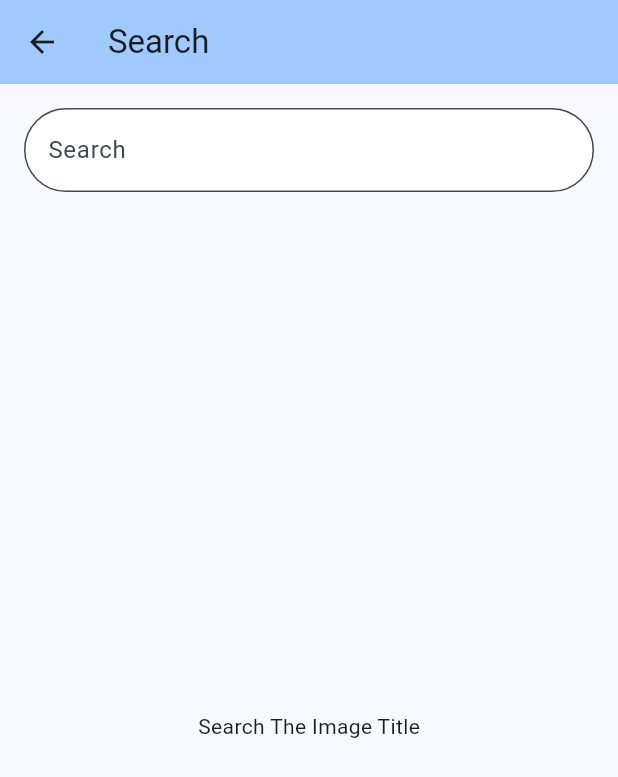
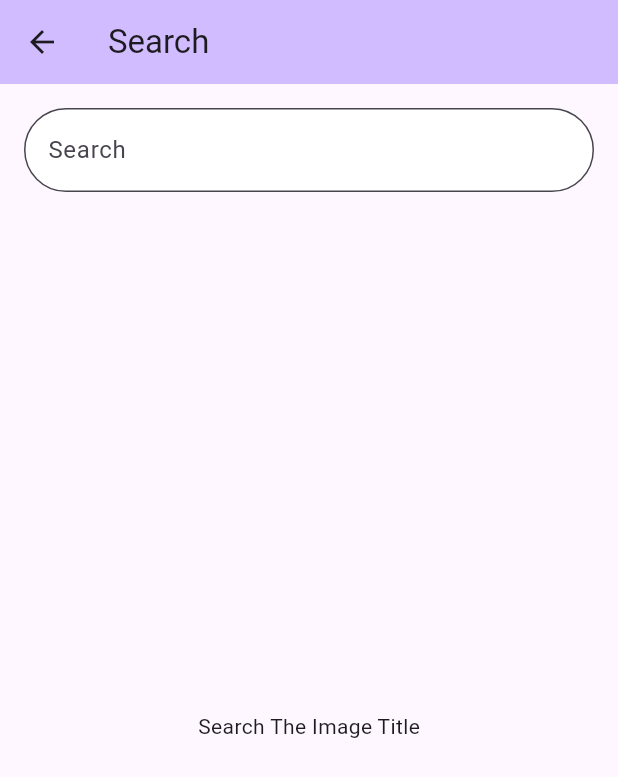
Before and after one commit to AngelPtr/haidenjem, a Flutter app: the screen it shows once a user with an empty profile is signed in, item 2 of the bottom bar chosen, on a phone screen of 412 x 824 dp. Shown: the top 777 px of the screen. Run offline on Flutter 3.47's test engine with Material 3 defaults, Android fonts, the phone set to English and light mode, and no system bars; our stand-ins replace cloud_firestore, firebase_auth, firebase_core, firebase_messaging, firebase_storage, geolocator and 4 more; missing offline and left inert: geolocator_android, geolocator_apple; accounts and stored records are empty.

Commit message:
Perbaruan main.dart

```diff
--- a/lib/main.dart
+++ b/lib/main.dart
@@ -4,30 +4,47 @@ import 'package:firebase_auth/firebase_auth.dart';
 import 'package:haidenjem/firebase_options.dart';
 import 'package:haidenjem/screens/home_screen.dart';
 import 'package:haidenjem/screens/sign_in_screen.dart';
+import 'package:haidenjem/service/theme_provider.dart';
+import 'package:provider/provider.dart';
 
 void main() async {
   WidgetsFlutterBinding.ensureInitialized();
   await Firebase.initializeApp(
     options: DefaultFirebaseOptions.currentPlatform,
   );
-  runApp(const MyApp());
+  final themeProvider = ThemeProvider();
+  await themeProvider.initDarkMode();
+  runApp(
+    ChangeNotifierProvider(
+      create: (_) => themeProvider,
+      child: MyApp(),
+    ),
+  );
 }
 
 class MyApp extends StatelessWidget {
   const MyApp({super.key});
   @override
   Widget build(BuildContext context) {
+    return Consumer<ThemeProvider>(
+      builder: (context, themeProvider, child) {
         return MaterialApp(
           debugShowCheckedModeBanner: false,
-      title: 'Fasum',
-      theme: ThemeData(
-        colorScheme: ColorScheme.fromSeed(seedColor: Colors.blue),
-        useMaterial3: true,
+          title: 'HaidenJem Apps',
+          theme: themeProvider.isDarkMode
+              ? ThemeData(
+            brightness: Brightness.dark,
+            appBarTheme: AppBarTheme(),
+          )
+              : ThemeData(
+            brightness: Brightness.light,
+            appBarTheme: AppBarTheme(),
           ),
           home: StreamBuilder(
             stream: FirebaseAuth.instance.authStateChanges(),
             builder: (context, snapshot) {
               if (snapshot.hasData) {
+                //return NavBarScreen();
                 return const HomeScreen();
               } else {
                 return const SignInScreen();
@@ -35,5 +52,7 @@ class MyApp extends StatelessWidget {
             },
           ),
         );
+      },
+    );
   }
 }
```
Lines whose indentation alone changed are shown as unchanged.
